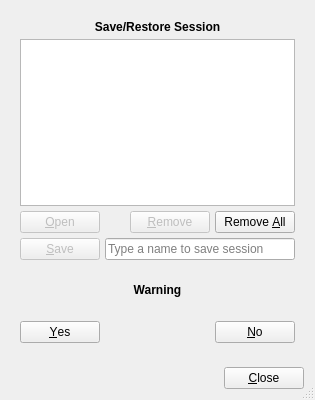
Above: featherpad/sessionDialog.ui from vecnathewhisperd0/FeatherPad before the change. Below: the same form after it.
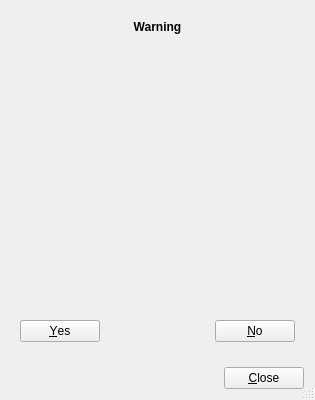
That is the form after the change. The open tabs and pages were chosen to show the change. Icons and pictures are not drawn. Custom widgets are drawn as their Qt base class.

Commit message: Better design for session dialog

```diff
--- a/featherpad/sessionDialog.ui
+++ b/featherpad/sessionDialog.ui
@@ -16,13 +16,14 @@
   <property name="sizeGripEnabled">
    <bool>true</bool>
   </property>
-  <layout class="QGridLayout" name="gridLayout" rowstretch="1,0,0,0">
-   <property name="spacing">
-    <number>5</number>
-   </property>
+  <layout class="QGridLayout" name="gridLayout" rowstretch="1,0,0">
    <item row="0" column="0">
-    <widget class="QWidget" name="mainContainer" native="true">
-     <layout class="QGridLayout" name="gridLayout_2">
+    <widget class="QStackedWidget" name="stackedWidget">
+     <property name="currentIndex">
+      <number>0</number>
+     </property>
+     <widget class="QWidget" name="page">
+      <layout class="QGridLayout" name="mainGrid">
       <property name="spacing">
        <number>5</number>
       </property>
@@ -141,12 +142,10 @@
       </item>
      </layout>
     </widget>
-   </item>
-   <item row="1" column="0">
-    <widget class="QWidget" name="promptContainer" native="true">
-     <layout class="QGridLayout" name="gridLayout_4">
-      <property name="spacing">
-       <number>5</number>
+     <widget class="QWidget" name="page_2">
+      <layout class="QGridLayout" name="promptGrid">
+       <property name="verticalSpacing">
+        <number>10</number>
       </property>
       <item row="0" column="0" colspan="2">
        <widget class="QLabel" name="warningLabel">
@@ -158,11 +157,21 @@
         </property>
        </widget>
       </item>
-      <item row="1" column="0" colspan="2">
+       <item row="1" column="0">
+        <spacer name="verticalSpacer_2">
+         <property name="orientation">
+          <enum>Qt::Vertical</enum>
+         </property>
+         <property name="sizeHint" stdset="0">
+          <size>
+           <width>5</width>
+           <height>5</height>
+          </size>
+         </property>
+        </spacer>
+       </item>
+       <item row="2" column="0" colspan="2">
        <widget class="QLabel" name="promptLabel">
-        <property name="text">
-         <string/>
-        </property>
         <property name="alignment">
          <set>Qt::AlignCenter</set>
         </property>
@@ -171,14 +180,27 @@
         </property>
        </widget>
       </item>
-      <item row="2" column="0" alignment="Qt::AlignLeft">
+       <item row="3" column="0">
+        <spacer name="verticalSpacer_3">
+         <property name="orientation">
+          <enum>Qt::Vertical</enum>
+         </property>
+         <property name="sizeHint" stdset="0">
+          <size>
+           <width>5</width>
+           <height>5</height>
+          </size>
+         </property>
+        </spacer>
+       </item>
+       <item row="4" column="0" alignment="Qt::AlignLeft">
        <widget class="QPushButton" name="confirmBtn">
         <property name="text">
          <string>&amp;Yes</string>
         </property>
        </widget>
       </item>
-      <item row="2" column="1" alignment="Qt::AlignRight">
+       <item row="4" column="1" alignment="Qt::AlignRight">
        <widget class="QPushButton" name="cancelBtn">
         <property name="text">
          <string>&amp;No</string>
@@ -187,8 +209,9 @@
       </item>
      </layout>
     </widget>
+    </widget>
    </item>
-   <item row="2" column="0">
+   <item row="1" column="0">
     <spacer name="verticalSpacer">
      <property name="orientation">
       <enum>Qt::Vertical</enum>
```
Left out of the diff: 11 changed lines with no effect on the pictures. Lines whose indentation alone changed are shown as unchanged. The commit also changes 5 other files.
